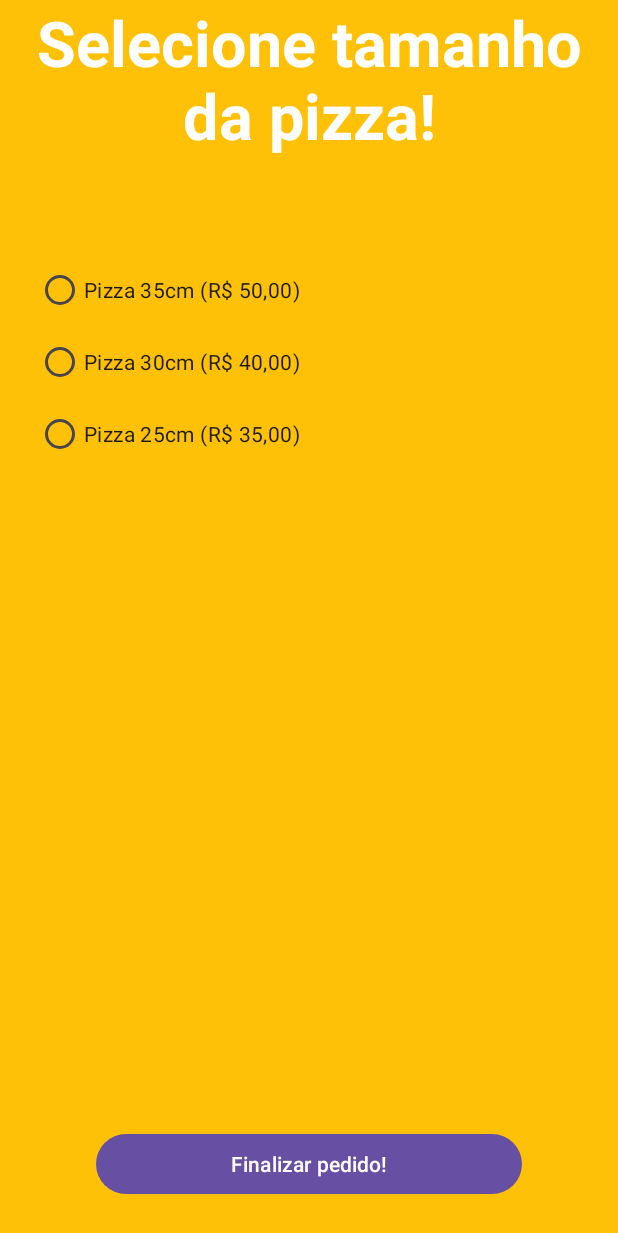
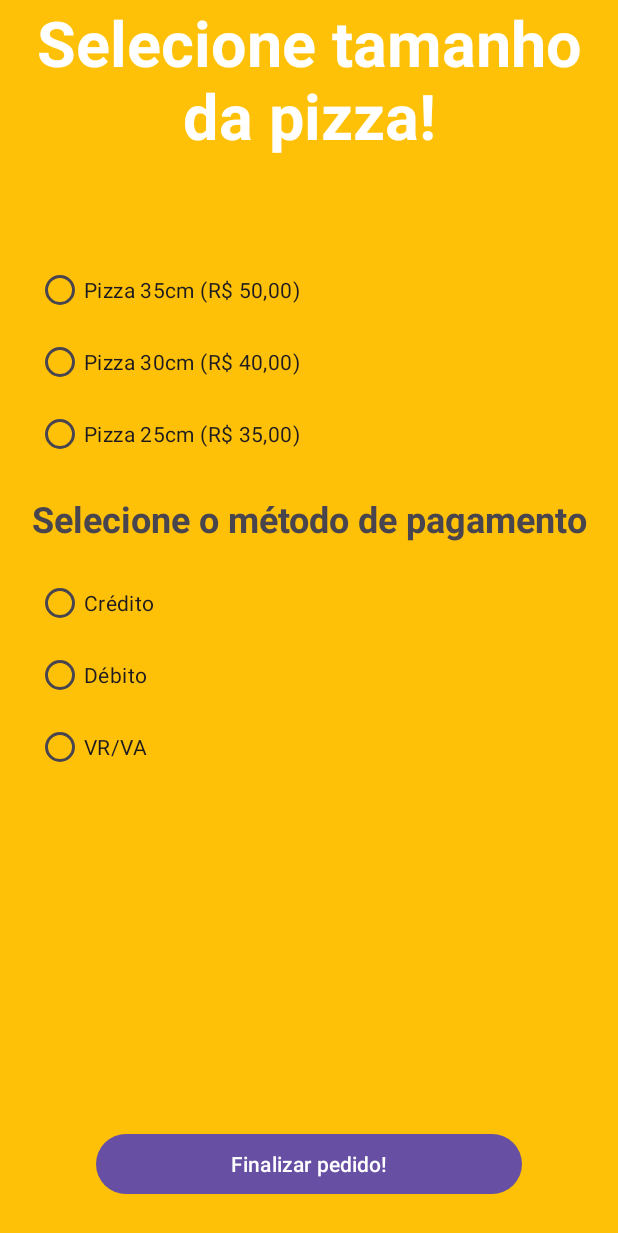
Before and after one commit to joaovictorheitz/UNICSUL-Mobile-Atividade-01, an Android app: the layout pizza_size_activity.xml on its own in the app's theme, with its tools: preview values and no code run, on a phone screen of 412 x 824 dp. Shown: the top 1233 px of the screen. Run offline under Robolectric (Android 15) with nearby library versions, the light colour scheme and no system bars.

Commit message:
questao05: adding paymentmethod in size activity

```diff
--- a/Questao05/app/src/main/res/layout/pizza_size_activity.xml
+++ b/Questao05/app/src/main/res/layout/pizza_size_activity.xml
@@ -34,6 +34,7 @@
         app:layout_constraintTop_toTopOf="parent" />
 
     <RadioGroup
+        android:id="@+id/radioGroup"
         android:layout_width="0dp"
         android:layout_height="wrap_content"
         android:layout_marginStart="24dp"
@@ -62,4 +63,46 @@
             android:text="Pizza 25cm (R$ 35,00)" />
     </RadioGroup>
 
+    <TextView
+        android:id="@+id/textView8"
+        android:layout_width="wrap_content"
+        android:layout_height="wrap_content"
+        android:layout_marginTop="16dp"
+        android:text="Selecione o método de pagamento"
+        android:textSize="24dp"
+        android:textStyle="bold"
+        app:layout_constraintEnd_toEndOf="parent"
+        app:layout_constraintStart_toStartOf="parent"
+        app:layout_constraintTop_toBottomOf="@+id/radioGroup" />
+
+    <RadioGroup
+        android:id="@+id/radioGroup2"
+        android:layout_width="0dp"
+        android:layout_height="wrap_content"
+        android:layout_marginStart="24dp"
+        android:layout_marginTop="16dp"
+        android:layout_marginEnd="24dp"
+        app:layout_constraintEnd_toEndOf="parent"
+        app:layout_constraintStart_toStartOf="parent"
+        app:layout_constraintTop_toBottomOf="@+id/textView8">
+
+        <RadioButton
+            android:id="@+id/creditRadioButton"
+            android:layout_width="match_parent"
+            android:layout_height="wrap_content"
+            android:text="Crédito" />
+
+        <RadioButton
+            android:id="@+id/debitRadioButton"
+            android:layout_width="match_parent"
+            android:layout_height="wrap_content"
+            android:text="Débito" />
+
+        <RadioButton
+            android:id="@+id/voucherRadioButton"
+            android:layout_width="match_parent"
+            android:layout_height="wrap_content"
+            android:text="VR/VA" />
+    </RadioGroup>
+
 </androidx.constraintlayout.widget.ConstraintLayout>
```
